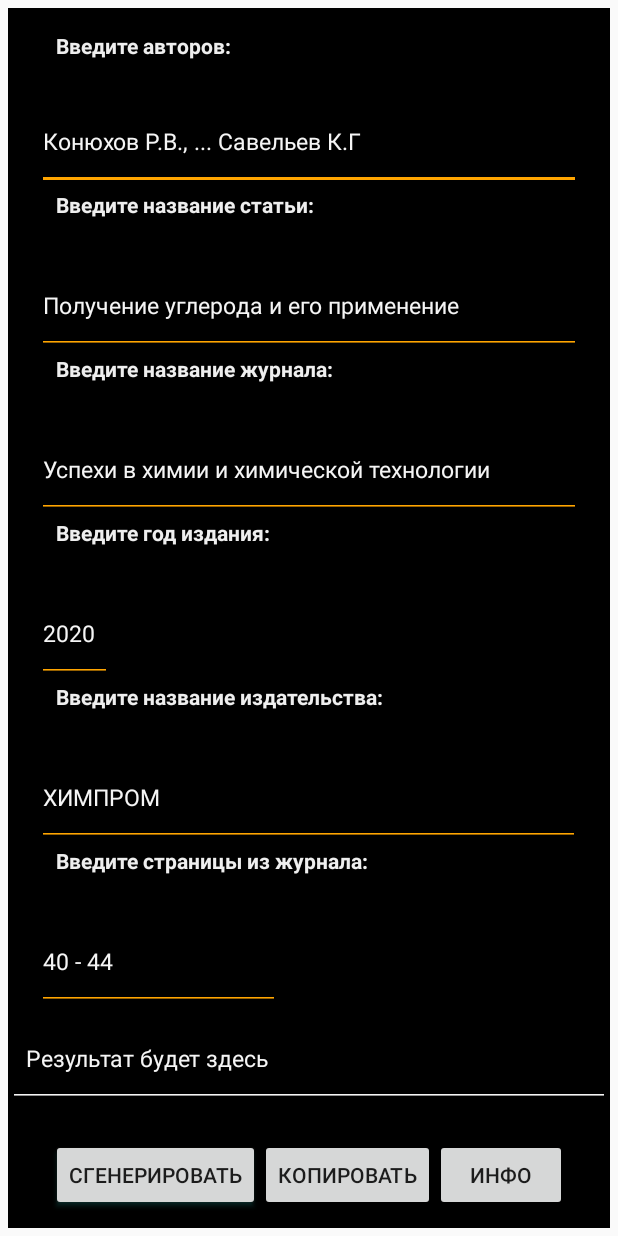
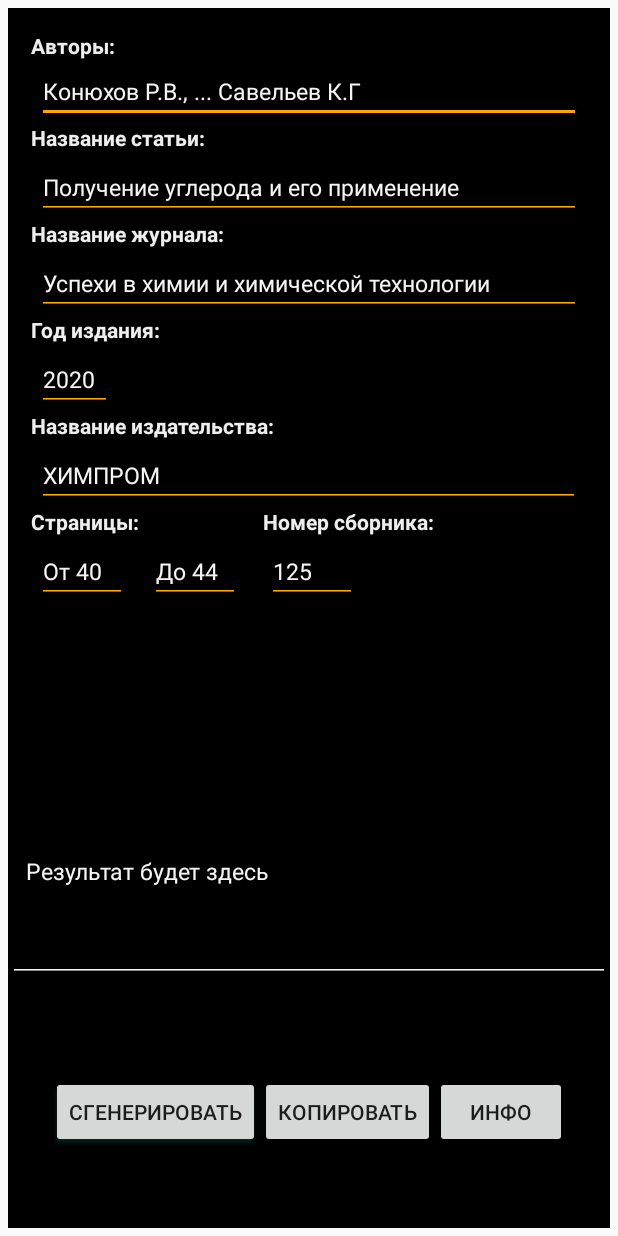
Before and after one commit to bboyzlodey/listpreferences, an Android app: the screen it shows after launch (MainActivity), on a phone screen of 412 x 824 dp. Run offline under Robolectric (Android 15) with nearby library versions, the phone set to English and light mode, and no system bars.

Commit message:
change main layout, add method in CreatePosition class. App work sucessfully

```diff
--- a/app/src/main/java/denis/app/listofpreferences/CreatePosition.java
+++ b/app/src/main/java/denis/app/listofpreferences/CreatePosition.java
@@ -34,8 +34,8 @@ class CreatePosition {
 			create[9] = new StringBuilder(". - №");
 			create[11] = new StringBuilder(" - c. ");
 			create[13] = create[7];
-            createEditText = new EditText[6];
-            texts = new StringBuilder[6];
+            createEditText = new EditText[8];
+            texts = new StringBuilder[8];
         }
     }
 
@@ -70,20 +70,7 @@ class CreatePosition {
         return (Arrays.toString(this.create));
     }
 
-//    public String fill(StringBuilder [] src){
-//        int i = 0;
-//        int j = 0;
-//
-//        while (i != this.create.length) {
-//            if ((this.create[i].toString() == null) && j != src.length)
-//            {
-//                this.create[i] = src[j];
-//                j++;
-//            }
-//            i++;
-//        }
-//        return (this.concatString());
-//    }
+
     public String fill(){
         int i = 0;
         int j = 0;
@@ -91,11 +78,22 @@ class CreatePosition {
         while (i != this.create.length) {
             if ((this.create[i] == null) && j != this.createEditText.length)
             {
+                if (i == 4)
+                {
+                    this.create[i] = new StringBuilder(this.createEditText[0].getText().toString());
+                    i++;
+                    continue;
+                }
                 this.create[i] = new StringBuilder(this.createEditText[j].getText().toString());
                 j++;
             }
             i++;
+            this.create[0] = firstAuthor(this.createEditText[0].getText().toString());
         }
         return (this.concatString().toString());
     }
+    static public StringBuilder firstAuthor(String oneAuthor)
+    {
+        return (new StringBuilder(oneAuthor.substring(0,oneAuthor.indexOf('.', oneAuthor.indexOf('.') + 1))));
+    }
 }
--- a/app/src/main/java/denis/app/listofpreferences/MainActivity.java
+++ b/app/src/main/java/denis/app/listofpreferences/MainActivity.java
@@ -44,7 +44,9 @@ public class MainActivity extends AppCompatActivity {
         prefer.createEditText[2] = (EditText)findViewById(R.id.journal_text);
         prefer.createEditText[3] = (EditText)findViewById(R.id.year_text);
         prefer.createEditText[4] = (EditText)findViewById(R.id.publisher_text);
-        prefer.createEditText[5] = (EditText)findViewById(R.id.pages_text);
+        prefer.createEditText[6] = (EditText)findViewById(R.id.pages_text);
+        prefer.createEditText[7] = (EditText)findViewById(R.id.pages_text2);
+        prefer.createEditText[5] = (EditText)findViewById(R.id.numb_journal);
     }
 
     public void onClickGenerate(View view) {
@@ -65,9 +67,10 @@ public class MainActivity extends AppCompatActivity {
         context = getApplicationContext();
         ClipboardManager clipboard = (ClipboardManager)
                 getSystemService(Context.CLIPBOARD_SERVICE);
-        Toast.makeText(context, "Copy button", Toast.LENGTH_SHORT).show();
+        Toast.makeText(context, "Скопировано успешно", Toast.LENGTH_SHORT).show();
         ClipData clip = ClipData.newPlainText("clip to clipboard", res);
         clipboard.setPrimaryClip(clip);
+        Toast.makeText(context, res, Toast.LENGTH_SHORT).show();
     }
 
     public void onClickInfo(View view){
--- a/app/src/main/res/layout/activity_main.xml
+++ b/app/src/main/res/layout/activity_main.xml
@@ -14,9 +14,9 @@
 		android:layout_width="match_parent"
 		android:layout_height="wrap_content"
 		android:layout_marginTop="15dp"
-		android:layout_marginLeft="5dp"
-		android:layout_weight="1"
-		android:text="\t\tВведите авторов:"
+		android:layout_marginLeft="15dp"
+		android:layout_weight="0"
+		android:text="Авторы:"
 		android:textColor="@color/colorWhiteUser"
 		android:textStyle="bold" />
 
@@ -26,7 +26,7 @@
 		android:layout_height="wrap_content"
 		android:layout_marginLeft="19dp"
 		android:layout_marginRight="19dp"
-		android:layout_weight="1"
+		android:layout_weight="0"
 		android:textColor="@color/colorWhiteUser"
 		android:textColorHighlight="@color/light_sea_green"
 		android:backgroundTint="@color/orange"
@@ -40,11 +40,11 @@
 		android:id="@+id/name_of_article"
 		android:layout_width="match_parent"
 		android:layout_height="22dp"
-		android:layout_marginLeft="5dp"
-		android:text="\t\tВведите название статьи:"
+		android:layout_marginLeft="15dp"
+		android:text="Название статьи:"
 		android:textColor="@color/colorWhiteUser"
 		android:textStyle="bold"
-		android:layout_weight="1"/>
+		android:layout_weight="0"/>
 
 	<EditText
 		android:id="@+id/article_text"
@@ -61,15 +61,15 @@
 		android:textSize="15dp"
 		android:layout_marginLeft="19dp"
 		android:layout_marginRight="19dp"
-		android:layout_weight="1"/>
+		android:layout_weight="0"/>
 
 	<TextView
 		android:id="@+id/journal"
 		android:layout_width="match_parent"
 		android:layout_height="22dp"
-		android:layout_marginLeft="5dp"
-		android:layout_weight="1"
-		android:text="\t\tВведите название журнала:"
+		android:layout_marginLeft="15dp"
+		android:layout_weight="0"
+		android:text="Название журнала:"
 		android:textColor="@color/colorWhiteUser"
 		android:textStyle="bold" />
 
@@ -88,16 +88,16 @@
 		android:textSize="15dp"
 		android:layout_marginLeft="19dp"
 		android:layout_marginRight="19dp"
-		android:layout_weight="1"/>
+		android:layout_weight="0"/>
 
 	<TextView
 		android:id="@+id/year"
 		android:layout_width="match_parent"
 		android:layout_height="22dp"
-		android:layout_marginLeft="5dp"
-		android:layout_weight="1"
+		android:layout_marginLeft="15dp"
+		android:layout_weight="0"
 		android:background="@android:color/transparent"
-		android:text="\t\tВведите год издания:"
+		android:text="Год издания:"
 		android:textColor="@color/colorWhiteUser"
 		android:textStyle="bold" />
 
@@ -114,24 +114,23 @@
 		android:textColorHint="@color/white_smoke"
 		android:textSize="15dp"
 		android:layout_marginLeft="19dp"
-		android:layout_weight="1"/>
+		android:layout_weight="0"/>
 
 	<TextView
 		android:id="@+id/publisher"
 		android:layout_width="match_parent"
 		android:layout_height="22dp"
-		android:layout_marginLeft="5dp"
+		android:layout_marginLeft="15dp"
 		android:background="@android:color/transparent"
-		android:text="\t\tВведите название издательства:"
+		android:text="Название издательства:"
 		android:textColor="@color/colorWhiteUser"
 		android:textStyle="bold"
-		android:layout_weight="1"/>
+		android:layout_weight="0"/>
 
 	<EditText
 		android:id="@+id/publisher_text"
 		android:layout_width="match_parent"
 		android:layout_height="wrap_content"
-		android:ems="10"
 		android:inputType="textPersonName"
 		android:textColor="@color/colorWhiteUser"
 		android:textColorHighlight="@color/light_sea_green"
@@ -142,27 +141,49 @@
 		android:textSize="15dp"
 		android:layout_marginLeft="19dp"
 		android:layout_marginRight="20dp"
-		android:layout_weight="1"/>
+		android:layout_weight="0"/>
 
+
+	<RelativeLayout
+		android:layout_width="match_parent"
+		android:layout_height="wrap_content"
+		android:layout_marginLeft="15dp"
+		android:layout_marginRight="15dp"
+		android:layout_weight="1">
 		<TextView
 			android:id="@+id/pages"
-		android:layout_width="match_parent"
+			android:layout_width="wrap_content"
 			android:layout_height="22dp"
-		android:layout_marginLeft="5dp"
-		android:layout_weight="1"
+			android:layout_marginLeft="0dp"
 			android:background="@android:color/transparent"
-		android:text="\t\tВведите страницы из журнала:"
+			android:text="Cтраницы:"
 			android:textColor="@color/colorWhiteUser"
-		android:textStyle="bold" />
+			android:textStyle="bold"/>
 
 		<EditText
 			android:id="@+id/pages_text"
-		android:layout_width="match_parent"
+			android:layout_width="60dp"
 			android:layout_height="wrap_content"
-		android:layout_marginLeft="19dp"
-		android:layout_marginRight="220dp"
-		android:layout_weight="1"
-		android:hint="40 - 44"
+
+			android:hint="От 40"
+			android:layout_marginLeft="4dp"
+			android:inputType="numberDecimal"
+			android:textColor="@color/colorWhiteUser"
+			android:textColorHighlight="@color/light_sea_green"
+			android:backgroundTint="@color/orange"
+			android:backgroundTintMode="src_atop"
+			android:textColorHint="@color/white_smoke"
+			android:textSize="15dp"
+			android:layout_below="@id/pages"/>
+		<EditText
+			android:id="@+id/pages_text2"
+			android:layout_width="60dp"
+			android:layout_height="wrap_content"
+			android:layout_marginLeft="15dp"
+			android:layout_toRightOf="@id/pages_text"
+			android:layout_below="@id/pages"
+
+			android:hint="До 44"
 			android:inputType="numberDecimal"
 			android:textColor="@color/colorWhiteUser"
 			android:textColorHighlight="@color/light_sea_green"
@@ -171,6 +192,36 @@
 			android:textColorHint="@color/white_smoke"
 			android:textSize="15dp" />
 
+		<TextView
+			android:id="@+id/number_journal"
+			android:layout_width="wrap_content"
+			android:layout_height="22dp"
+			android:layout_marginLeft="15dp"
+			android:background="@android:color/transparent"
+			android:text="Номер сборника:"
+			android:textColor="@color/colorWhiteUser"
+			android:textStyle="bold"
+			android:layout_toRightOf="@id/pages_text2"/>
+
+		<EditText
+			android:id="@+id/numb_journal"
+			android:layout_width="60dp"
+			android:layout_height="wrap_content"
+
+			android:hint="125"
+			android:layout_marginLeft="18dp"
+			android:inputType="numberDecimal"
+			android:textColor="@color/colorWhiteUser"
+			android:textColorHighlight="@color/light_sea_green"
+			android:backgroundTint="@color/orange"
+			android:backgroundTintMode="src_atop"
+			android:textColorHint="@color/white_smoke"
+			android:textSize="15dp"
+			android:layout_below="@id/pages"
+			android:layout_toRightOf="@id/pages_text2"
+			/>
+
+	</RelativeLayout>
 
 	<EditText
 		android:id="@+id/result_text"
```
Lines whose indentation alone changed are shown as unchanged.
